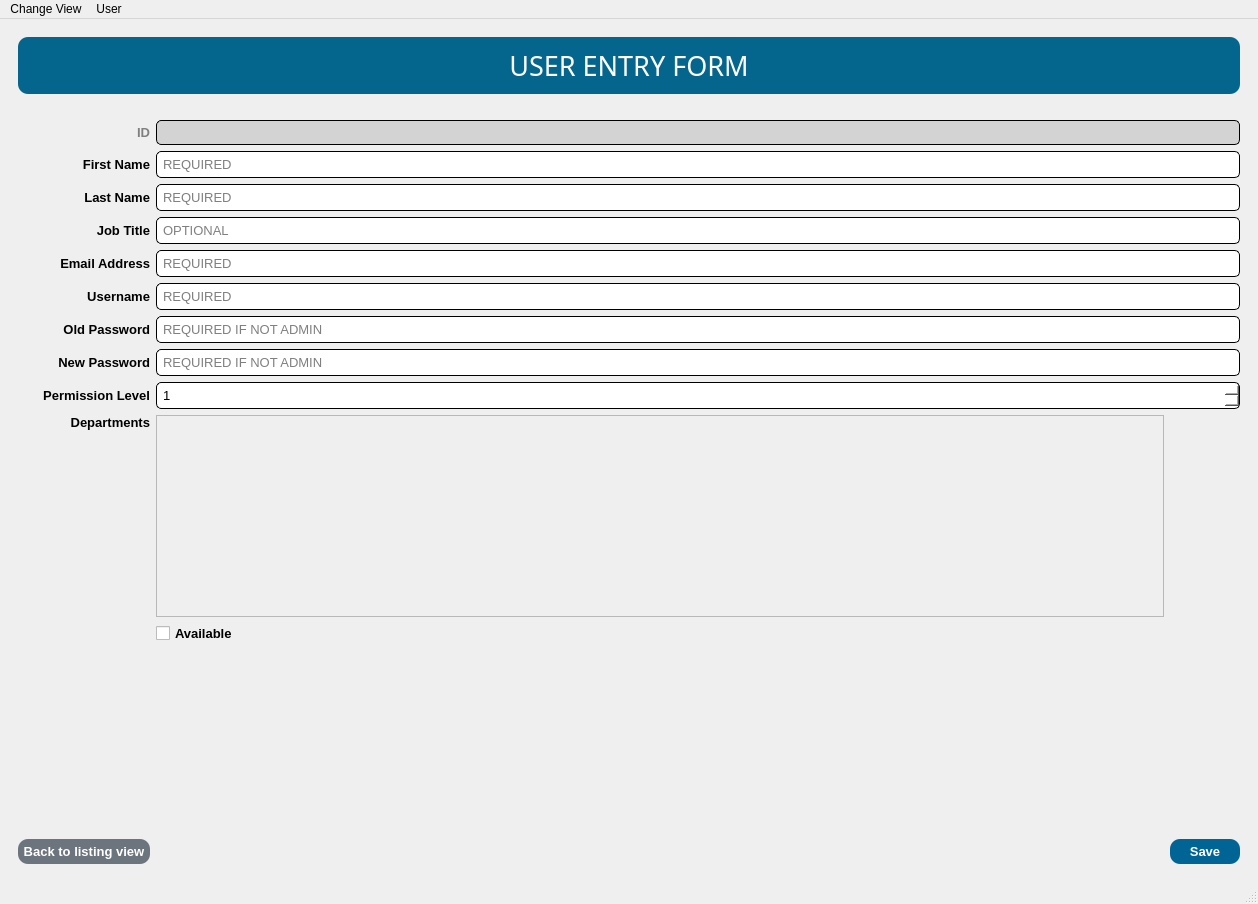
Above: conu/ui/ui_files/MainWindow.ui from Soapey/PyConu before the change. Below: the same form after it.
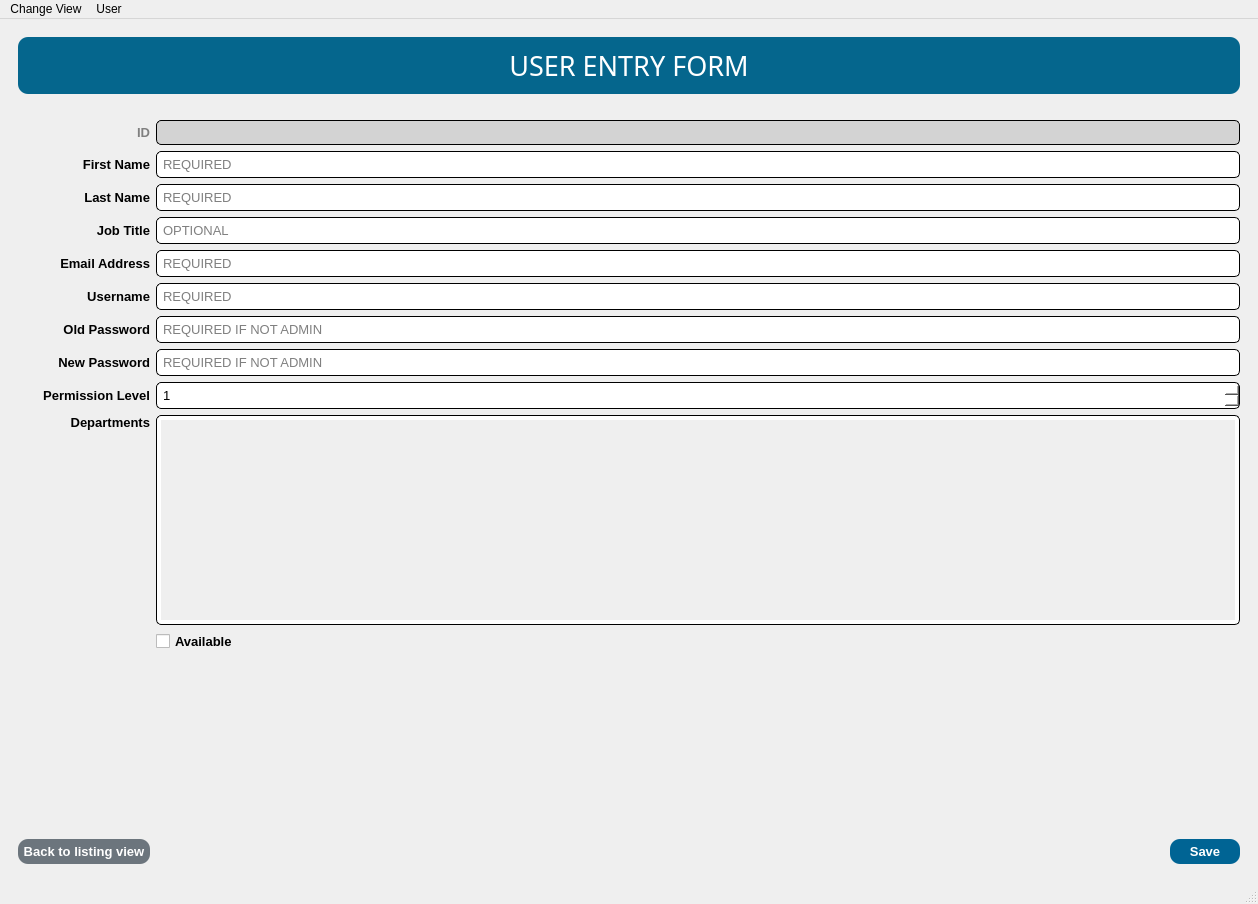
That is the form after the change. The open tabs and pages were chosen to show the change.

```diff
--- a/conu/ui/ui_files/MainWindow.ui
+++ b/conu/ui/ui_files/MainWindow.ui
@@ -3034,47 +3034,6 @@
           </property>
          </widget>
         </item>
-        <item row="11" column="1">
-         <widget class="QScrollArea" name="user_entryform_scrollDepartments">
-          <property name="styleSheet">
-           <string notr="true">QScrollArea {
-	min-height: 200px;
-}</string>
-          </property>
-          <property name="widgetResizable">
-           <bool>true</bool>
-          </property>
-          <widget class="QWidget" name="scrollAreaWidgetContents_2">
-           <property name="geometry">
-            <rect>
-             <x>0</x>
-             <y>0</y>
-             <width>38</width>
-             <height>183</height>
-            </rect>
-           </property>
-           <layout class="QGridLayout" name="gridLayout_16">
-            <item row="0" column="0">
-             <widget class="QGroupBox" name="user_entryform_groupDepartments">
-              <property name="styleSheet">
-               <string notr="true">QGroupBox {
-	border: none;
-}</string>
-              </property>
-              <property name="title">
-               <string/>
-              </property>
-              <layout class="QGridLayout" name="gridLayout_17">
-               <item row="0" column="0">
-                <layout class="QVBoxLayout" name="user_entryform_vboxDepartments"/>
-               </item>
-              </layout>
-             </widget>
-            </item>
-           </layout>
-          </widget>
-         </widget>
-        </item>
         <item row="9" column="1" colspan="2">
          <widget class="QSpinBox" name="user_entryform_spnPermissionLevel">
           <property name="font">
@@ -3378,6 +3337,53 @@
           </property>
          </widget>
         </item>
+        <item row="11" column="1" colspan="2">
+         <widget class="QScrollArea" name="user_entryform_scrollDepartments">
+          <property name="styleSheet">
+           <string notr="true">QScrollArea {
+	min-height: 200px;
+	background-color: white;
+	border-style: inset;
+	border-width: 1px;
+	border-radius: 5px;
+	border-color: black;
+	padding: 4px;
+}</string>
+          </property>
+          <property name="widgetResizable">
+           <bool>true</bool>
+          </property>
+          <widget class="QWidget" name="scrollAreaWidgetContents_2">
+           <property name="geometry">
+            <rect>
+             <x>0</x>
+             <y>0</y>
+             <width>1073</width>
+             <height>200</height>
+            </rect>
+           </property>
+           <layout class="QGridLayout" name="gridLayout_16">
+            <item row="0" column="0">
+             <widget class="QGroupBox" name="user_entryform_groupDepartments">
+              <property name="styleSheet">
+               <string notr="true">QGroupBox {
+	border: none;
+}</string>
+              </property>
+              <property name="title">
+               <string/>
+              </property>
+              <layout class="QGridLayout" name="gridLayout_17">
+               <item row="0" column="0">
+                <layout class="QVBoxLayout" name="user_entryform_vboxDepartments"/>
+               </item>
+              </layout>
+             </widget>
+            </item>
+           </layout>
+          </widget>
+         </widget>
+        </item>
        </layout>
       </widget>
       <widget class="QWidget" name="page_item_listingview">
```
Left out of the diff: 8 changed lines with no effect on the pictures.
